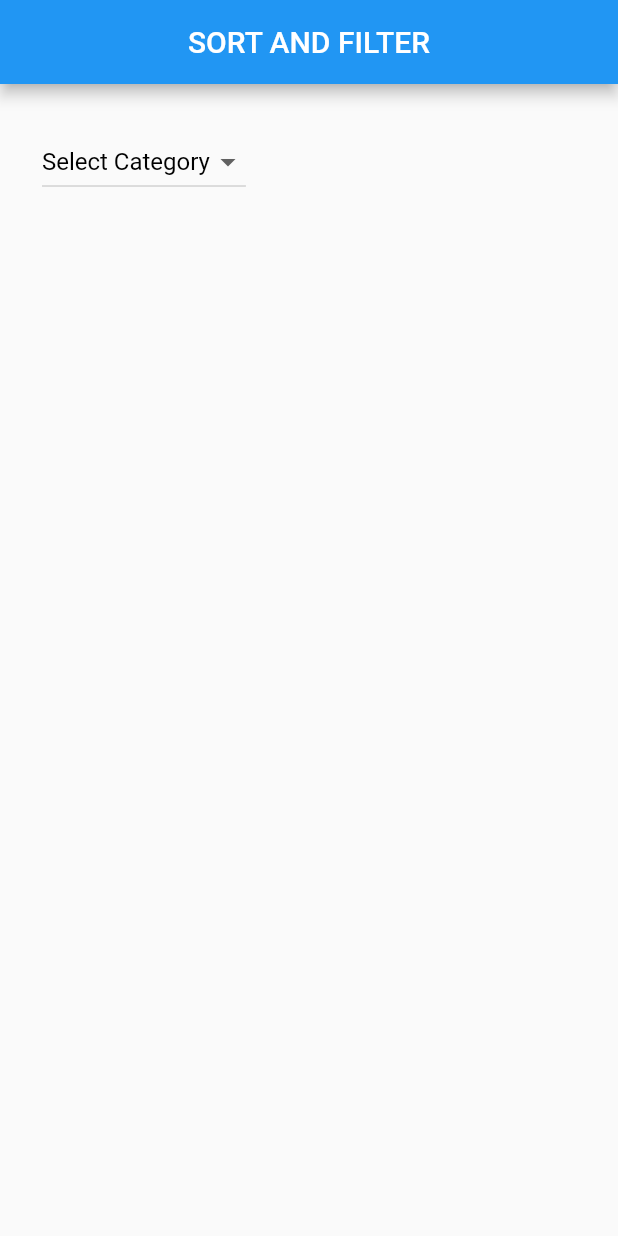
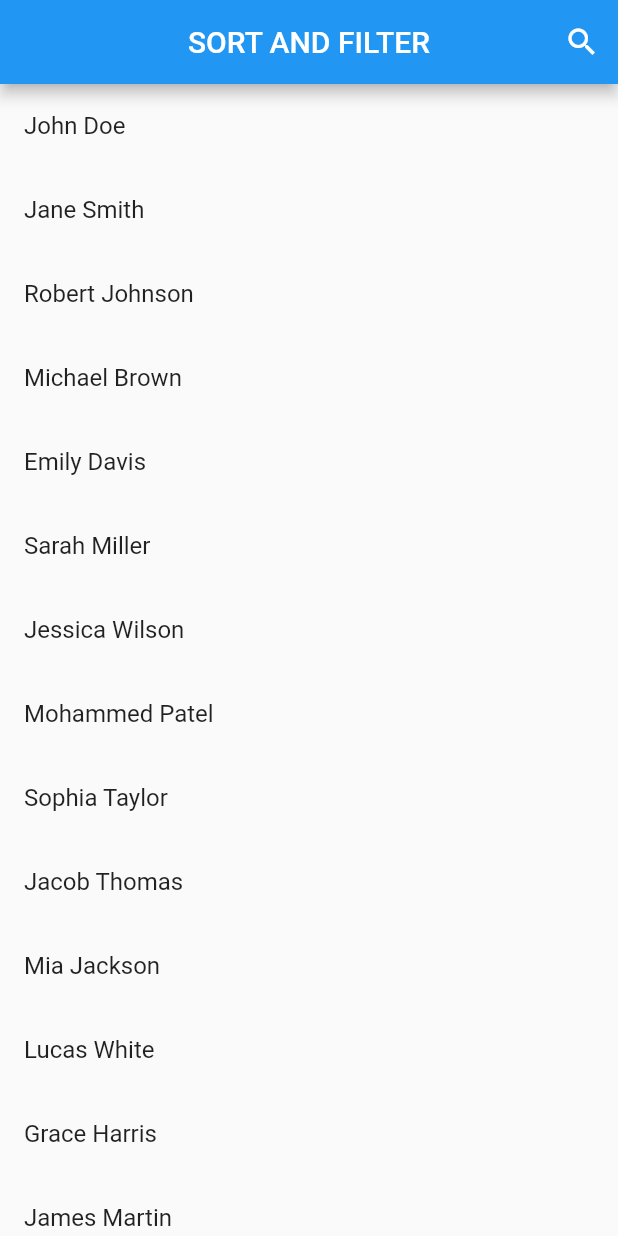
Before and after one commit to jaspal007/gdsc-assignment-1, a Flutter app: the screen it shows after launch, on a phone screen of 412 x 824 dp. Run offline on Flutter 3.47's test engine with Material 2 defaults, Android fonts, the light colour scheme and no system bars.

Commit message:
List of names and search bar added

```diff
--- a/kartikeya/filter/lib/main.dart
+++ b/kartikeya/filter/lib/main.dart
@@ -1,10 +1,10 @@
+ import 'package:flutter/material.dart';
+import 'package:filter/model/product.dart'; // Import your data from product.dart
 
-import 'package:flutter/material.dart';
-
-void main() => runApp(const MyApp());
+void main() => runApp(MyApp());
 
 class MyApp extends StatelessWidget {
-  const MyApp({super.key});
+  MyApp({Key? key}) : super(key: key);
 
   @override
   Widget build(BuildContext context) {
@@ -12,20 +12,23 @@ class MyApp extends StatelessWidget {
       title: 'Filter',
       debugShowCheckedModeBanner: false,
       theme: ThemeData(primaryColor: Colors.indigo),
-      home: const ProductListPage(),
+      home: ProductListPage(),
     );
   }
 }
 
 class ProductListPage extends StatefulWidget {
-  const ProductListPage({super.key});
+  ProductListPage({Key? key}) : super(key: key);
+
   @override
   State<ProductListPage> createState() => _ProductListPageState();
 }
 
- class _ProductListPageState extends State<ProductListPage> {
-  final List<String> categories = ['Food', 'Fruit', 'Drink'];
+class _ProductListPageState extends State<ProductListPage> {
+  final List<String> categories = ['NAME', 'DOB', 'AGE'];
   String? selectedCategory;
+
+  List<String> selectedCategories = [];
 
   @override
   Widget build(BuildContext context) {
@@ -33,34 +36,109 @@ class ProductListPage extends StatefulWidget {
       appBar: AppBar(
         title: const Text('SORT AND FILTER'),
         centerTitle: true,
+        actions: <Widget>[
+          IconButton(
+            icon: Icon(Icons.search),
+            onPressed: () {
+              showSearch(
+                context: context,
+                delegate: DataSearch(personList: personList),
+              );
+            },
+          )
+        ],
       ),
-      body: Column(
-        children: [
-          Container(
-            padding: const EdgeInsets.all(12.0),
-            margin: const EdgeInsets.all(16.0),
-            child: DropdownButton<String>(
-
-              hint: const Text('Select Category' , style: TextStyle(color: Color.fromARGB(255, 0, 0, 0),)),
-              value: selectedCategory,
-              onChanged: (String? newValue) {
-                setState(() {
-                  selectedCategory = newValue;
-                });
-              },
-              items: categories.map<DropdownMenuItem<String>>((String value) {
-                return DropdownMenuItem<String>(
-                  value: value,
-                  child: Text(value),
-                );
-              }).toList(),
-            ),
-          ),
-
-
-
-        ],
+      body: ListView.builder(
+        itemCount: personList.length,
+        itemBuilder: (context, index) {
+          final person = personList[index];
+          return ListTile(
+            title: Text(person.name),
+            // You can add more details here if needed.
+            // subtitle: Text("DOB: ${person.dateOfBirth}, Age: ${person.age}"),
+            onTap: () {
+              // Handle when a person is tapped.
+            },
+          );
+        },
       ),
     );
   }
 }
+
+class DataSearch extends SearchDelegate<String> {
+  final List<Person> personList;
+
+  DataSearch({required this.personList});
+
+  @override
+  List<Widget> buildActions(BuildContext context) {
+    return [
+      IconButton(
+        icon: Icon(Icons.clear),
+        onPressed: () {
+          query = "";
+        },
+      )
+    ];
+  }
+
+  @override
+  Widget buildLeading(BuildContext context) {
+    return IconButton(
+      icon: AnimatedIcon(
+        icon: AnimatedIcons.menu_arrow,
+        progress: transitionAnimation,
+      ),
+      onPressed: () {
+        close(context, '');
+      },
+    );
+  }
+
+  @override
+  Widget buildResults(BuildContext context) {
+    final filteredPersons = personList
+        .where((person) =>
+            person.name.toLowerCase().contains(query.toLowerCase()))
+        .toList();
+
+    return ListView.builder(
+      itemCount: filteredPersons.length,
+      itemBuilder: (context, index) {
+        final person = filteredPersons[index];
+        return ListTile(
+          title: Text(person.name),
+          onTap: () {
+            // Handle when a person is tapped.
+          },
+        );
+      },
+    );
+  }
+
+  @override
+  Widget buildSuggestions(BuildContext context) {
+    final suggestionList = query.isEmpty
+        ? personList.map((person) => person.name).toList()
+        : personList
+            .where((person) =>
+                person.name.toLowerCase().contains(query.toLowerCase()))
+            .map((person) => person.name)
+            .toList();
+
+    return ListView.builder(
+      itemCount: suggestionList.length,
+      itemBuilder: (context, index) {
+        final suggestion = suggestionList[index];
+        return ListTile(
+          title: Text(suggestion),
+          onTap: () {
+            query = suggestion;
+            showResults(context);
+          },
+        );
+      },
+    );
+  }
+}
--- a/kartikeya/filter/lib/model/product.dart
+++ b/kartikeya/filter/lib/model/product.dart
@@ -1,35 +1,34 @@
-class Product {
+ class Person {
   final String name;
-  final String category;
-  final int price;
+  final String dateOfBirth;
+  final int age;
 
-  Product({
+  Person({
     required this.name,
-    required this.category,
-    required this.price,
+    required this.dateOfBirth,
+    required this.age,
   });
 }
 
-final List<Product> productList = [
-  Product(name: 'Sandwich', category: 'Food',price: 20),
-    Product(name: 'Apple', category: 'Fruit', price: 10),
-  Product(name: 'Banana', category: 'Fruit', price: 15),
-  Product(name: 'Orange', category: 'Fruit', price: 20),
-  Product(name: 'Grapes', category: 'Fruit', price: 25),
-  Product(name: 'Mango', category: 'Fruit', price: 30),
-  Product(name: 'Pizza', category: 'Food', price: 100),
-  Product(name: 'Burger', category: 'Food', price: 80),
-  Product(name: 'Pasta', category: 'Food', price: 120),
-  Product(name: 'Noodles', category: 'Food', price: 70),
-  Product(name: 'Ice Cream', category: 'Food', price: 50),
-  Product(name: 'Water', category: 'Drink', price: 10),
-  Product(name: 'Juice', category: 'Drink', price: 30),
-  Product(name: 'Soda', category: 'Drink', price: 20),
-  Product(name: 'Coffee', category: 'Drink', price: 40),
-  Product(name: 'Tea', category: 'Drink', price: 20),
-  Product(name: 'Strawberry Shake', category:'Drink' ,price :60 ),
-  Product(name:'Pineapple Shake' ,category:'Drink' ,price :70 ),
-  Product(name:'Mango Shake' ,category:'Drink' ,price :80 ),
-  Product(name:'Chocolate Shake' ,category:'Drink' ,price :90 ),
-  Product(name:'Vanilla Shake' ,category:'Drink' ,price :100 ),
+final List<Person> personList = [
+  Person(name: 'John Doe', dateOfBirth: '1990-01-01', age: 33),
+  Person(name: 'Jane Smith', dateOfBirth: '1985-02-02', age: 38),
+  Person(name: 'Robert Johnson', dateOfBirth: '1992-03-03', age: 31),
+  Person(name: 'Michael Brown', dateOfBirth: '1980-04-04', age: 43),
+  Person(name: 'Emily Davis', dateOfBirth: '1995-05-05', age: 28),
+  Person(name: 'Sarah Miller', dateOfBirth: '1993-06-06', age: 30),
+  Person(name: 'Jessica Wilson', dateOfBirth: '1988-07-07', age: 35),
+  Person(name: 'Mohammed Patel', dateOfBirth: '1991-08-08', age: 32),
+  Person(name: 'Sophia Taylor', dateOfBirth: '1987-09-09', age: 36),
+  Person(name: 'Jacob Thomas', dateOfBirth: '1996-10-10', age: 27),
+  Person(name: 'Mia Jackson', dateOfBirth: '1989-11-11', age: 34),
+  Person(name: 'Lucas White', dateOfBirth: '1994-12-12', age: 29),
+  Person(name: 'Grace Harris', dateOfBirth: '1997-01-13', age: 26),
+  Person(name: 'James Martin', dateOfBirth: '1986-02-14', age: 37),
+  Person(name: 'Oliver Thompson', dateOfBirth:'1984-03-15' ,age :39 ),
+  Person(name:'Amelia Garcia' ,dateOfBirth:'1998-04-16' ,age :25 ),
+  Person(name:'Muhammad Martinez' ,dateOfBirth:'1983-05-17' ,age :40 ),
+  Person(name:'Freddie Robinson' ,dateOfBirth:'1982-06-18' ,age :41 ),
+  Person(name:'Poppy Clark' ,dateOfBirth:'1999-07-19' ,age :24 ),
+  Person(name:'Willow Rodriguez' ,dateOfBirth:'2000-08-20' ,age :23 ),
 ];
```
